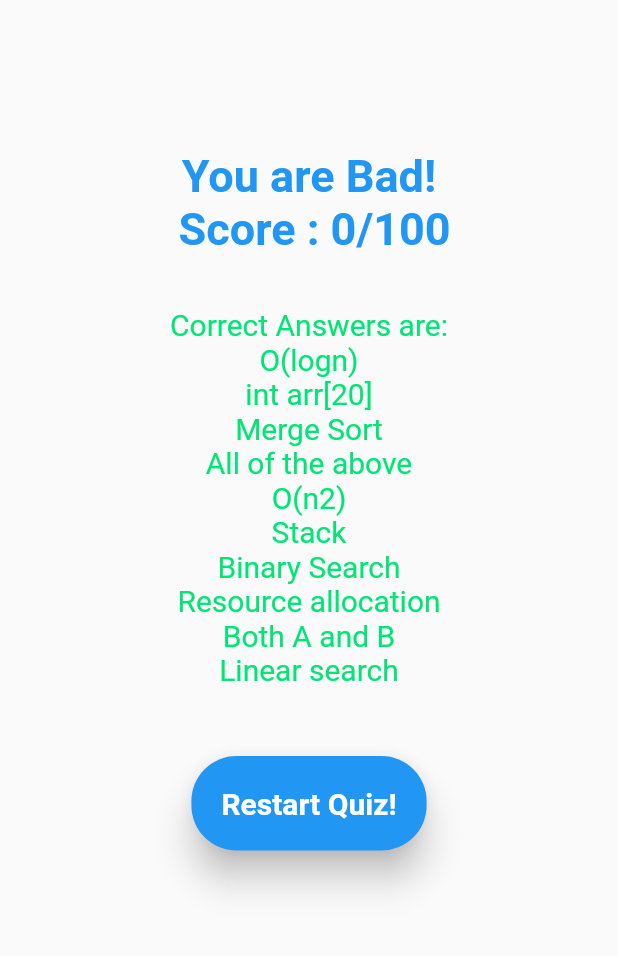
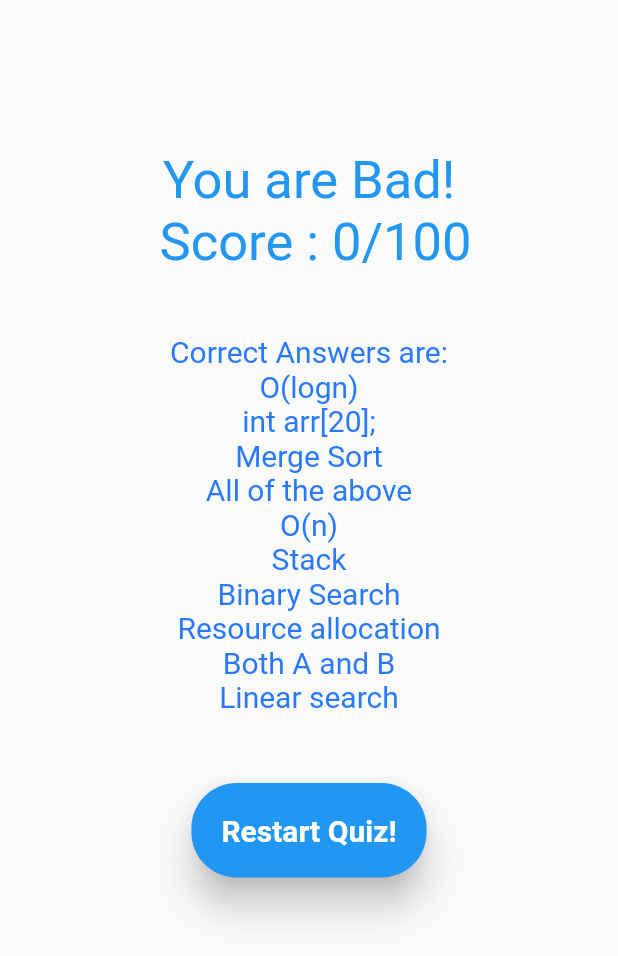
Before and after one commit to ac121102/Quiz-Flutter-App, a Flutter app: the Result widget shown alone on an empty page, opened directly with empty values, on a phone screen of 412 x 824 dp. Shown: the top 956 px of the screen. Run offline on Flutter 3.47's test engine with Material 2 defaults, Android fonts, the phone set to English and light mode, and no system bars; Roboto replaces fonts that are missing (Times New Roman, papyrus).

Commit message:
Image removed

```diff
--- a/lib/question.dart
+++ b/lib/question.dart
@@ -8,7 +8,10 @@ class Question extends StatelessWidget {
   @override
   Widget build(BuildContext context) {
     return Column(children: <Widget>[
-      Image(image: AssetImage("assets/image.jpeg")),
+      // Image(image: AssetImage("assets/image.jpeg")),
+      Container(
+        height: 150,
+      ),
       ElevatedButton(
           onPressed: () {},
           style: ElevatedButton.styleFrom(
--- a/lib/result.dart
+++ b/lib/result.dart
@@ -29,15 +29,15 @@ class Result extends StatelessWidget {
           resultPhrase,
           style: TextStyle(
               color: Colors.blue,
-              fontSize: 30,
-              fontWeight: FontWeight.bold,
+              fontSize: 35,
+              fontWeight: FontWeight.normal,
               fontFamily: "Times New Roman"),
           textAlign: TextAlign.center,
         ),
         Text(
-          "Correct Answers are:\nΟ(logn)\nint arr[20]\nMerge Sort\nAll of the above\nΟ(n2)\nStack\nBinary Search\nResource allocation\nBoth A and B\nLinear search\n\n",
+          "Correct Answers are:\nΟ(logn)\nint arr[20];\nMerge Sort\nAll of the above\nΟ(n)\nStack\nBinary Search\nResource allocation\nBoth A and B\nLinear search\n\n",
           style: TextStyle(
-              color: Colors.greenAccent[400],
+              color: Colors.blueAccent[400],
               fontSize: 20,
               fontWeight: FontWeight.normal,
               fontFamily: "papyrus"),
```
Also changed, not shown: assets/image.jpeg (deleted), assets/image1.png, assets/image2.png.
